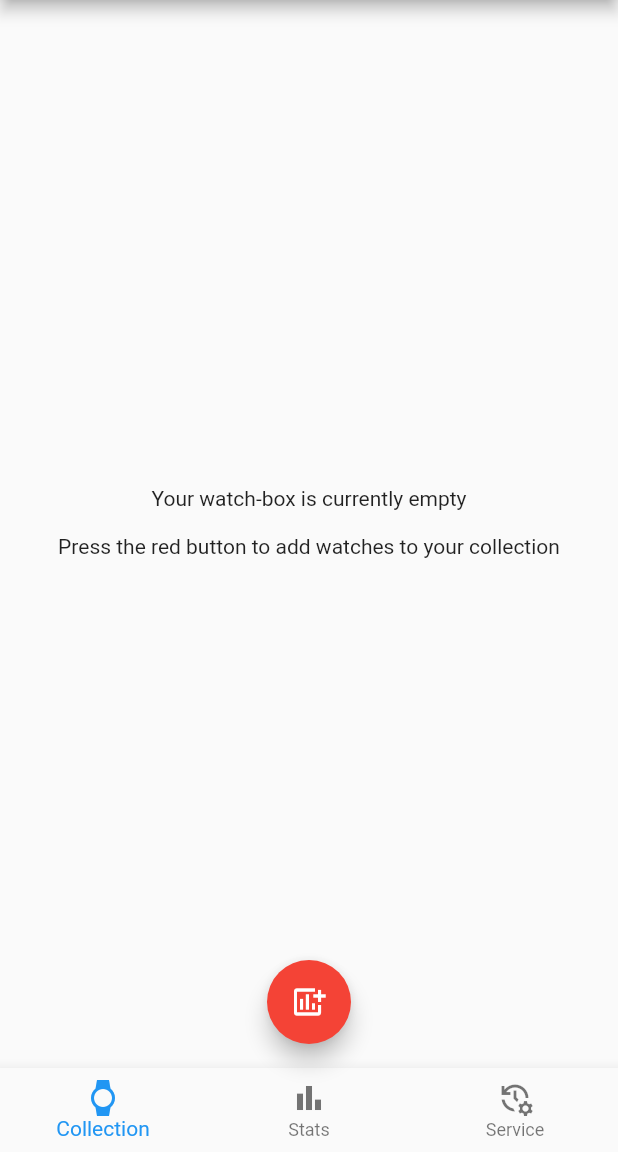
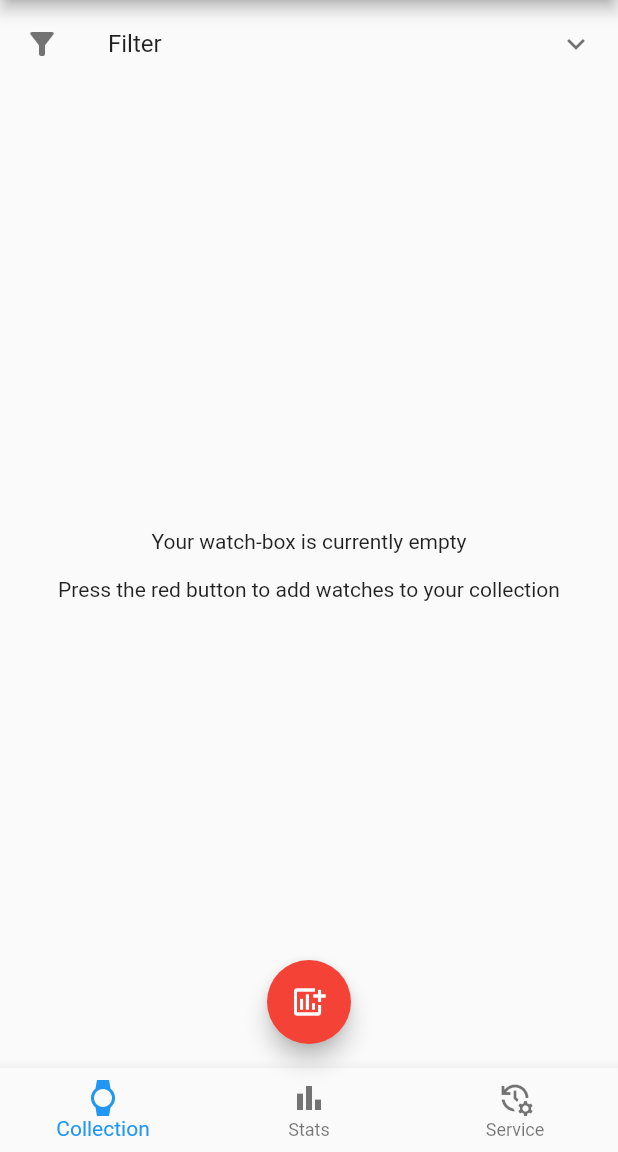
Before and after one commit to Stif-UK/WristCheck, a Flutter app: the screen it shows after launch, on a phone screen of 412 x 824 dp, the part 84-1236 px from its top. Run offline on Flutter 3.47's test engine with Material 2 defaults, Android fonts, the phone set to English and light mode, and no system bars; our stand-ins replace get, hive, hive_flutter; accounts and stored records are empty.

Commit message:
updated watchbox view to separately compose a header

```diff
--- /dev/null
+++ b/lib/ui/watchbox_header.dart
@@ -0,0 +1,18 @@
+import 'package:flutter/material.dart';
+
+class WatchBoxHeader extends StatefulWidget {
+  const WatchBoxHeader({Key? key}) : super(key: key);
+
+  @override
+  State<WatchBoxHeader> createState() => _WatchBoxHeaderState();
+}
+
+class _WatchBoxHeaderState extends State<WatchBoxHeader> {
+  @override
+  Widget build(BuildContext context) {
+    return ExpansionTile(
+      title: Text("Filter"),
+      leading: Icon(Icons.filter_alt)
+    );
+  }
+}
--- /dev/null
+++ b/lib/ui/watchbox_parent.dart
@@ -0,0 +1,26 @@
+import 'package:flutter/material.dart';
+import 'package:wristcheck/ui/WatchBoxWidget.dart';
+import 'package:wristcheck/ui/watchbox_header.dart';
+
+class WatchBoxParent extends StatefulWidget {
+  const WatchBoxParent({Key? key}) : super(key: key);
+
+  @override
+  State<WatchBoxParent> createState() => _WatchBoxParentState();
+}
+
+class _WatchBoxParentState extends State<WatchBoxParent> {
+  @override
+  Widget build(BuildContext context) {
+    return Column(
+      mainAxisAlignment: MainAxisAlignment.start,
+      children:[
+        WatchBoxHeader(),
+
+        Expanded(
+            child: WatchBoxWidget())
+      ]
+
+    );
+  }
+}
--- a/lib/ui/wristcheck_home.dart
+++ b/lib/ui/wristcheck_home.dart
@@ -3,6 +3,7 @@ import 'package:wristcheck/ui/AboutApp.dart';
 import 'package:wristcheck/ui/PrivacyPolicy.dart';
 import 'package:wristcheck/ui/SettingsPage.dart';
 import 'package:wristcheck/ui/WatchBoxWidget.dart';
+import 'package:wristcheck/ui/watchbox_parent.dart';
 import 'package:wristcheck/ui/StatsWidget.dart';
 import 'package:wristcheck/ui/ServicingWidget.dart';
 import 'package:wristcheck/ui/add_watch_widget.dart';
@@ -21,7 +22,8 @@ class _WristCheckHomeState extends State<WristCheckHome> {
 
   int _currentIndex = 0;
   final List<Widget> _children =[
-    WatchBoxWidget(),
+    //WatchBoxWidget(),
+    WatchBoxParent(),
     StatsWidget(),
     ServicingWidget()
   ];
```
